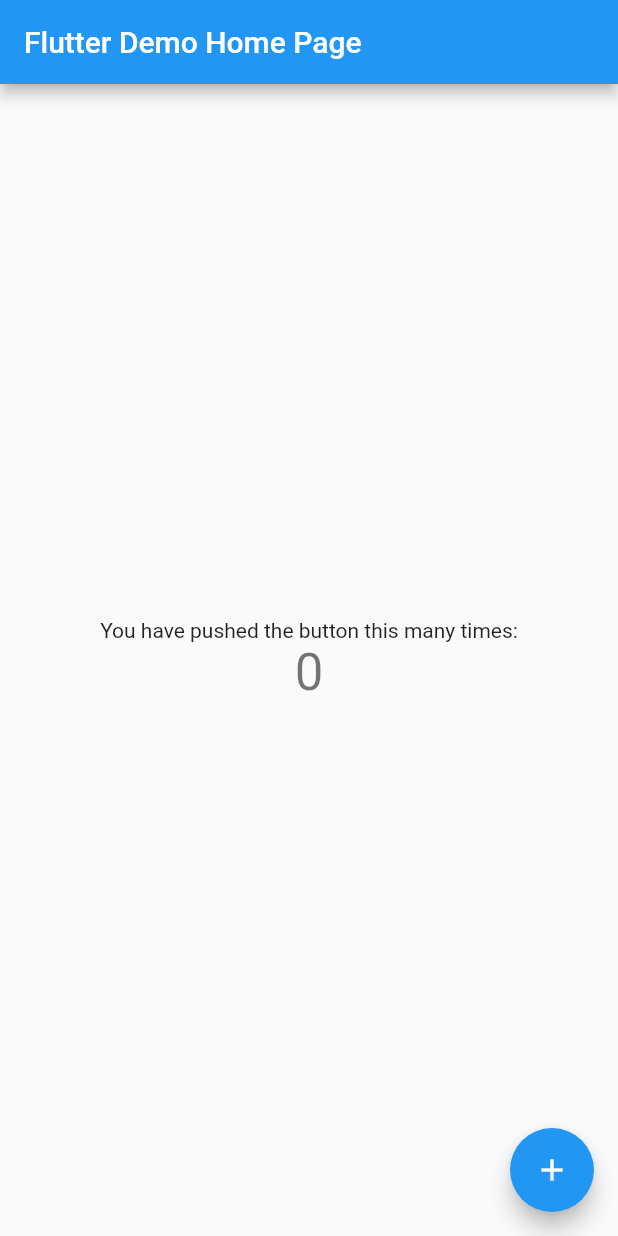
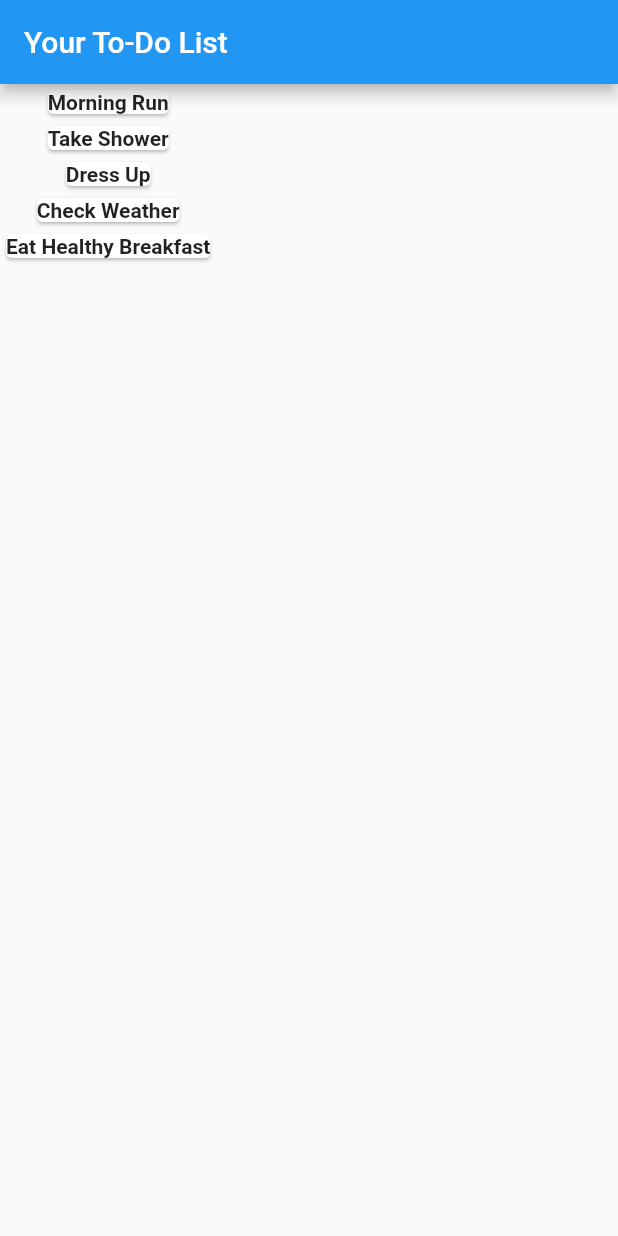
Before and after one commit to uzairnz/to_do_list, a Flutter app: the screen it shows after launch, on a phone screen of 412 x 824 dp. Run offline on Flutter 3.47's test engine with Material 2 defaults, Android fonts, the phone set to English and light mode, and no system bars.

Commit message:
Added list

```diff
--- a/lib/main.dart
+++ b/lib/main.dart
@@ -1,111 +1,17 @@
 import 'package:flutter/material.dart';
+import './manage_list.dart';
+void main() => runApp(ToDoList());
 
-void main() => runApp(MyApp());
-
-class MyApp extends StatelessWidget {
-  // This widget is the root of your application.
+class ToDoList extends StatelessWidget {
   @override
   Widget build(BuildContext context) {
     return MaterialApp(
-      title: 'Flutter Demo',
-      theme: ThemeData(
-        // This is the theme of your application.
-        //
-        // Try running your application with "flutter run". You'll see the
-        // application has a blue toolbar. Then, without quitting the app, try
-        // changing the primarySwatch below to Colors.green and then invoke
-        // "hot reload" (press "r" in the console where you ran "flutter run",
-        // or simply save your changes to "hot reload" in a Flutter IDE).
-        // Notice that the counter didn't reset back to zero; the application
-        // is not restarted.
-        primarySwatch: Colors.blue,
+      home: Scaffold(
+        appBar: AppBar(
+          title: Text('Your To-Do List'),
+        ),
+        body: ManageList(),
       ),
-      home: MyHomePage(title: 'Flutter Demo Home Page'),
     );
   }
 }
-
-class MyHomePage extends StatefulWidget {
-  MyHomePage({Key key, this.title}) : super(key: key);
-
-  // This widget is the home page of your application. It is stateful, meaning
-  // that it has a State object (defined below) that contains fields that affect
-  // how it looks.
-
-  // This class is the configuration for the state. It holds the values (in this
-  // case the title) provided by the parent (in this case the App widget) and
-  // used by the build method of the State. Fields in a Widget subclass are
-  // always marked "final".
-
-  final String title;
-
-  @override
-  _MyHomePageState createState() => _MyHomePageState();
-}
-
-class _MyHomePageState extends State<MyHomePage> {
-  int _counter = 0;
-
-  void _incrementCounter() {
-    setState(() {
-      // This call to setState tells the Flutter framework that something has
-      // changed in this State, which causes it to rerun the build method below
-      // so that the display can reflect the updated values. If we changed
-      // _counter without calling setState(), then the build method would not be
-      // called again, and so nothing would appear to happen.
-      _counter++;
-    });
-  }
-
-  @override
-  Widget build(BuildContext context) {
-    // This method is rerun every time setState is called, for instance as done
-    // by the _incrementCounter method above.
-    //
-    // The Flutter framework has been optimized to make rerunning build methods
-    // fast, so that you can just rebuild anything that needs updating rather
-    // than having to individually change instances of widgets.
-    return Scaffold(
-      appBar: AppBar(
-        // Here we take the value from the MyHomePage object that was created by
-        // the App.build method, and use it to set our appbar title.
-        title: Text(widget.title),
-      ),
-      body: Center(
-        // Center is a layout widget. It takes a single child and positions it
-        // in the middle of the parent.
-        child: Column(
-          // Column is also layout widget. It takes a list of children and
-          // arranges them vertically. By default, it sizes itself to fit its
-          // children horizontally, and tries to be as tall as its parent.
-          //
-          // Invoke "debug painting" (press "p" in the console, choose the
-          // "Toggle Debug Paint" action from the Flutter Inspector in Android
-          // Studio, or the "Toggle Debug Paint" command in Visual Studio Code)
-          // to see the wireframe for each widget.
-          //
-          // Column has various properties to control how it sizes itself and
-          // how it positions its children. Here we use mainAxisAlignment to
-          // center the children vertically; the main axis here is the vertical
-          // axis because Columns are vertical (the cross axis would be
-          // horizontal).
-          mainAxisAlignment: MainAxisAlignment.center,
-          children: <Widget>[
-            Text(
-              'You have pushed the button this many times:',
-            ),
-            Text(
-              '$_counter',
-              style: Theme.of(context).textTheme.display1,
-            ),
-          ],
-        ),
-      ),
-      floatingActionButton: FloatingActionButton(
-        onPressed: _incrementCounter,
-        tooltip: 'Increment',
-        child: Icon(Icons.add),
-      ), // This trailing comma makes auto-formatting nicer for build methods.
-    );
-  }
-}
--- /dev/null
+++ b/lib/manage_list.dart
@@ -0,0 +1,27 @@
+import 'package:flutter/material.dart';
+
+
+// Createing Maunal list to view Tasks
+List <String> todo = ['Morning Run', 'Take Shower','Dress Up','Check Weather','Eat Healthy Breakfast'];
+class ManageList extends StatefulWidget {
+  @override
+  State<StatefulWidget> createState() {
+    return _ManageList();
+  }
+}
+
+class _ManageList extends State<ManageList> {
+@override
+  Widget build(BuildContext context) {
+  return Column(children: todo.map((element)=>Card(
+    child: Column(
+      children: <Widget>[
+        Text(element,
+  textAlign: TextAlign.center,
+  overflow: TextOverflow.ellipsis,
+  style: TextStyle(fontWeight: FontWeight.bold),)
+      ],
+    ),
+  )).toList());
+}
+}
```
